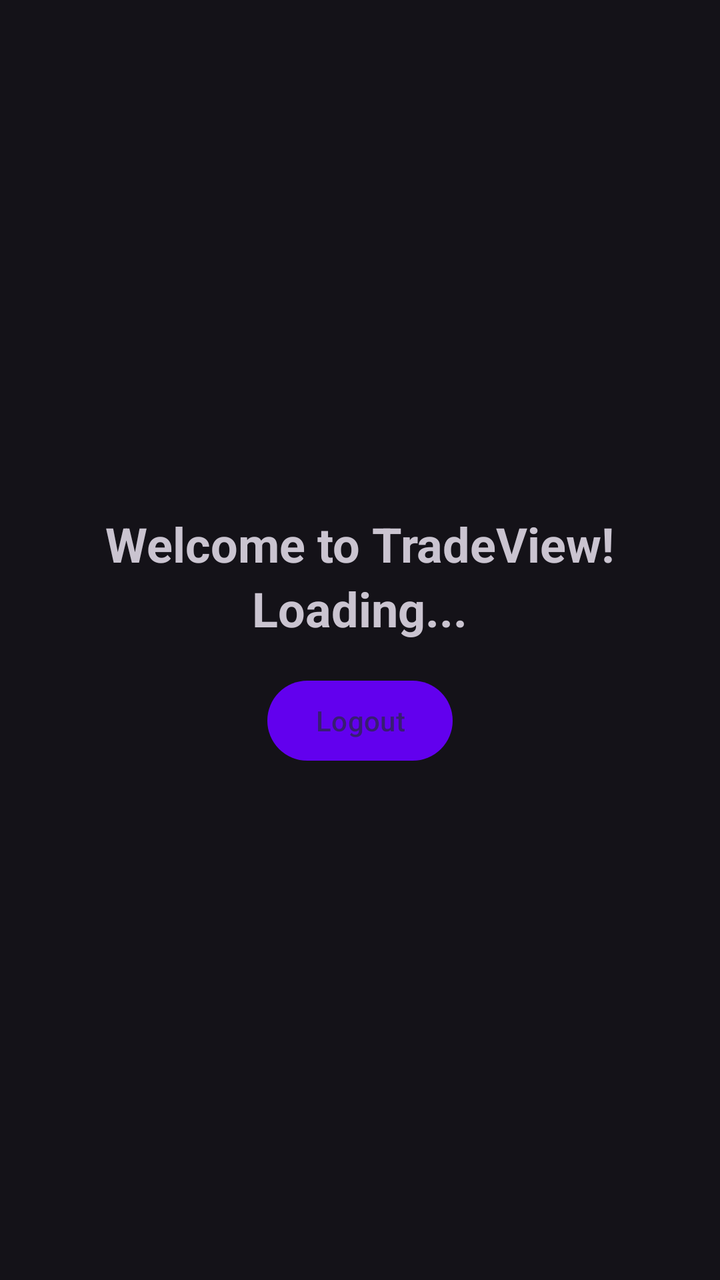
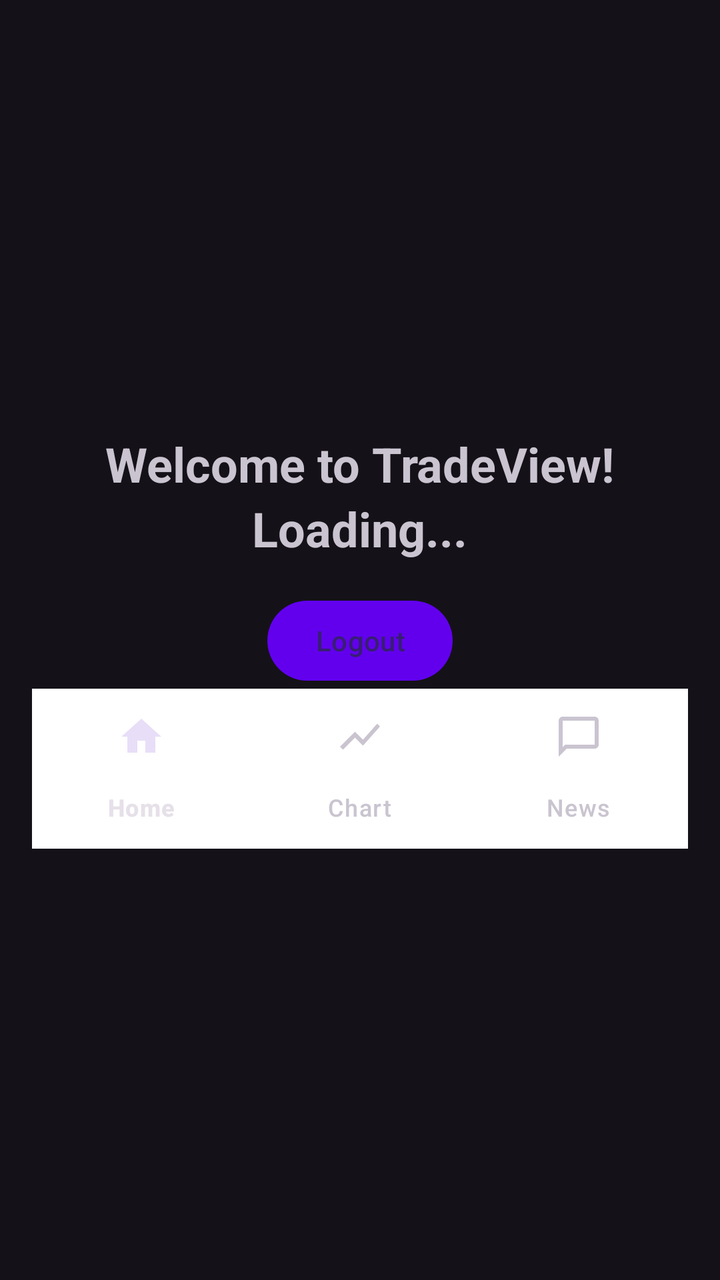

Before-and-after screenshots of an Android layout around one commit, followed by the original layout XML and the change that was made.
<!-- AndroidManifest.xml: application theme Theme.TradeView -->
<!-- res/layout/activity_main.xml -->
<?xml version="1.0" encoding="utf-8"?>
<LinearLayout xmlns:android="http://schemas.android.com/apk/res/android"
    android:layout_width="match_parent"
    android:layout_height="match_parent"
    android:orientation="vertical"
    android:gravity="center"
    android:padding="16dp">

    <TextView
        android:id="@+id/welcomeText"
        android:layout_width="wrap_content"
        android:layout_height="wrap_content"
        android:text="Welcome to TradeView!"
        android:textSize="24sp"
        android:textStyle="bold" />
    <TextView
        android:id="@+id/priceTextView"
        android:layout_width="wrap_content"
        android:layout_height="wrap_content"
        android:text="Loading..."
        android:textSize="24sp"
        android:textStyle="bold" />
    <Button
        android:id="@+id/btnLogout"
        android:layout_width="wrap_content"
        android:layout_height="wrap_content"
        android:text="Logout"
        android:layout_marginTop="16dp" />
</LinearLayout>
<!-- resources referenced by this layout -->
<resources>
  <style name="Theme.TradeView" parent="Theme.Material3.Dark.NoActionBar">
          <item name="colorPrimary">@color/primary</item>
          <item name="colorPrimaryDark">@color/primary_dark</item>
          <item name="colorSecondary">@color/secondary</item>
          <item name="android:statusBarColor">@color/primary_dark</item>
          <item name="android:windowLightStatusBar">false</item>
      </style>
  <color name="primary">#6200EE</color>
  <color name="primary_dark">#3700B3</color>
  <color name="secondary">#03DAC6</color>
</resources>

<!-- the commit's change to res/layout/activity_main.xml (unified diff, before → after) -->
@@ -2,6 +2,7 @@
 <LinearLayout xmlns:android="http://schemas.android.com/apk/res/android"
     android:layout_width="match_parent"
     android:layout_height="match_parent"
+    xmlns:app="http://schemas.android.com/apk/res-auto"
     android:orientation="vertical"
     android:gravity="center"
     android:padding="16dp">
@@ -26,4 +27,13 @@
         android:layout_height="wrap_content"
         android:text="Logout"
         android:layout_marginTop="16dp" />
+
+    <com.google.android.material.bottomnavigation.BottomNavigationView
+        android:id="@+id/bottom_navigation"
+        android:layout_width="match_parent"
+        android:layout_height="wrap_content"
+        android:layout_alignParentBottom="true"
+        android:background="@android:color/white"
+        app:menu="@menu/bottom_nav_menu"
+        app:labelVisibilityMode="labeled"/>
 </LinearLayout>
